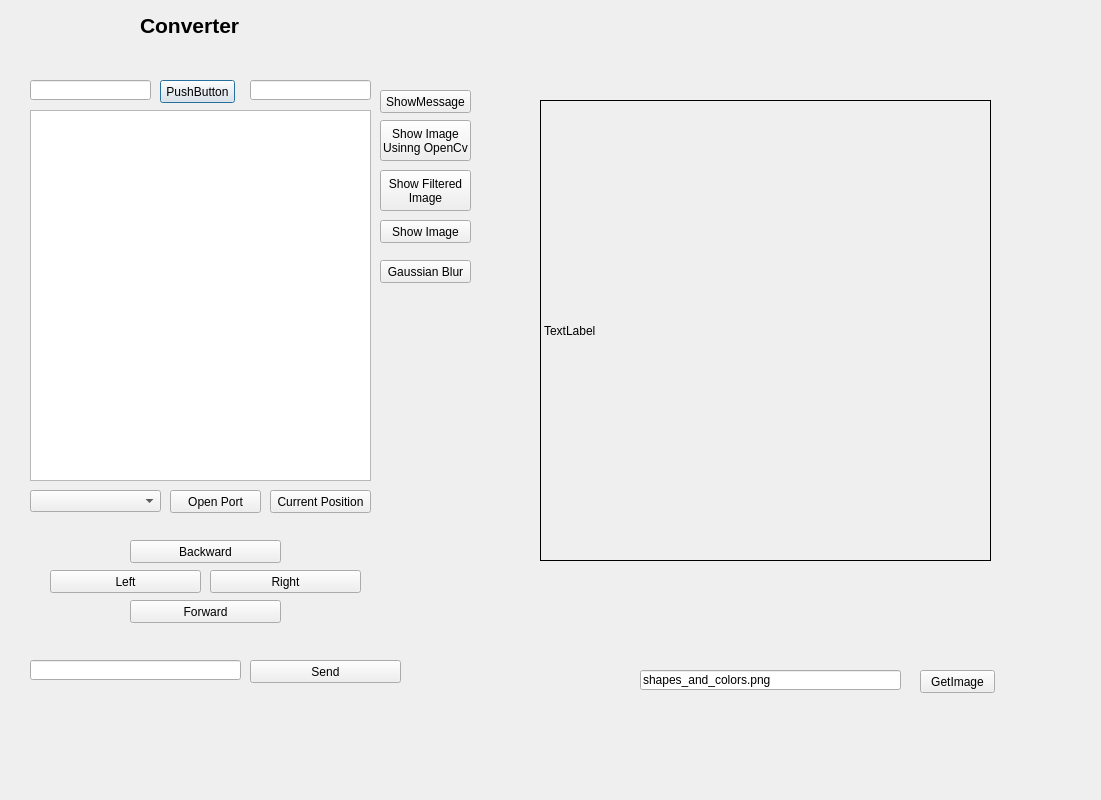
Qt form OnStage/Test.ui (FreeRangeLobster/TheKraken) before a commit.
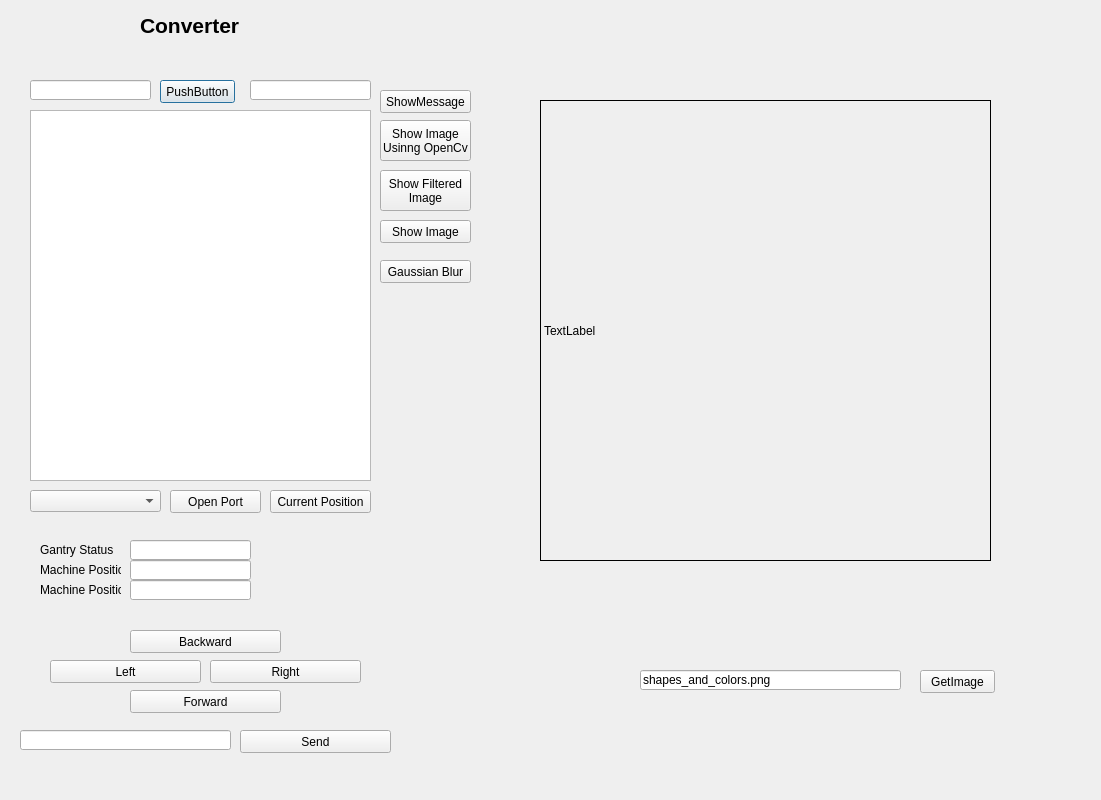
The same form after that commit.

Commit message: Parsing status from machine

```diff
--- a/OnStage/Test.ui
+++ b/OnStage/Test.ui
@@ -94,8 +94,8 @@
   <widget class="QPushButton" name="cmdSendCommand">
    <property name="geometry">
     <rect>
-     <x>250</x>
-     <y>660</y>
+     <x>240</x>
+     <y>730</y>
      <width>151</width>
      <height>23</height>
     </rect>
@@ -108,7 +108,7 @@
    <property name="geometry">
     <rect>
      <x>50</x>
-     <y>570</y>
+     <y>660</y>
      <width>151</width>
      <height>23</height>
     </rect>
@@ -121,7 +121,7 @@
    <property name="geometry">
     <rect>
      <x>210</x>
-     <y>570</y>
+     <y>660</y>
      <width>151</width>
      <height>23</height>
     </rect>
@@ -134,7 +134,7 @@
    <property name="geometry">
     <rect>
      <x>130</x>
-     <y>540</y>
+     <y>630</y>
      <width>151</width>
      <height>23</height>
     </rect>
@@ -147,7 +147,7 @@
    <property name="geometry">
     <rect>
      <x>130</x>
-     <y>600</y>
+     <y>690</y>
      <width>151</width>
      <height>23</height>
     </rect>
@@ -278,8 +278,8 @@
   <widget class="QLineEdit" name="lineCommand">
    <property name="geometry">
     <rect>
-     <x>30</x>
-     <y>660</y>
+     <x>20</x>
+     <y>730</y>
      <width>211</width>
      <height>20</height>
     </rect>
@@ -295,6 +295,75 @@
     </rect>
    </property>
   </widget>
+  <widget class="QLineEdit" name="lineRobotStatus">
+   <property name="geometry">
+    <rect>
+     <x>130</x>
+     <y>540</y>
+     <width>121</width>
+     <height>20</height>
+    </rect>
+   </property>
+  </widget>
+  <widget class="QLineEdit" name="lineEdit_4">
+   <property name="geometry">
+    <rect>
+     <x>130</x>
+     <y>560</y>
+     <width>121</width>
+     <height>20</height>
+    </rect>
+   </property>
+  </widget>
+  <widget class="QLineEdit" name="lineEdit_5">
+   <property name="geometry">
+    <rect>
+     <x>130</x>
+     <y>580</y>
+     <width>121</width>
+     <height>20</height>
+    </rect>
+   </property>
+  </widget>
+  <widget class="QLabel" name="label">
+   <property name="geometry">
+    <rect>
+     <x>40</x>
+     <y>540</y>
+     <width>81</width>
+     <height>20</height>
+    </rect>
+   </property>
+   <property name="text">
+    <string>Gantry Status</string>
+   </property>
+  </widget>
+  <widget class="QLabel" name="label_3">
+   <property name="geometry">
+    <rect>
+     <x>40</x>
+     <y>560</y>
+     <width>81</width>
+     <height>20</height>
+    </rect>
+   </property>
+   <property name="text">
+    <string>Machine Position</string>
+   </property>
+  </widget>
+  <widget class="QLabel" name="label_4">
+   <property name="geometry">
+    <rect>
+     <x>40</x>
+     <y>580</y>
+     <width>81</width>
+     <height>20</height>
+    </rect>
+   </property>
+   <property name="text">
+    <string>Machine Position</string>
+   </property>
+  </widget>
  </widget>
  <resources/>
  <connections/>
```
The commit also changes 4 other files.
